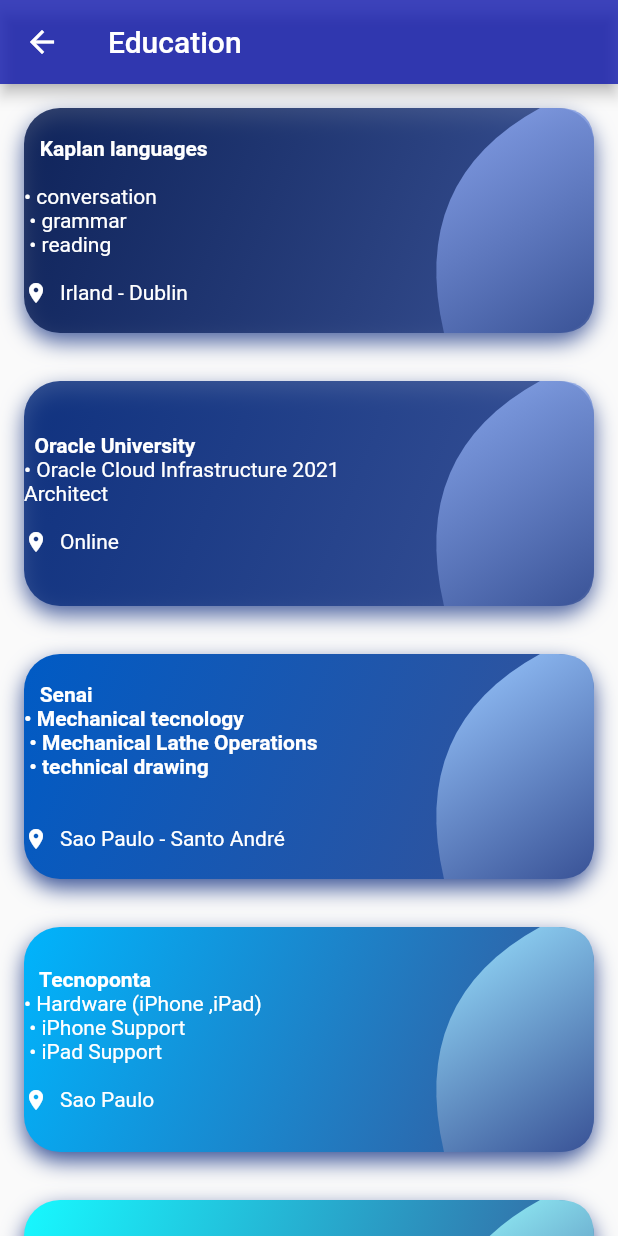
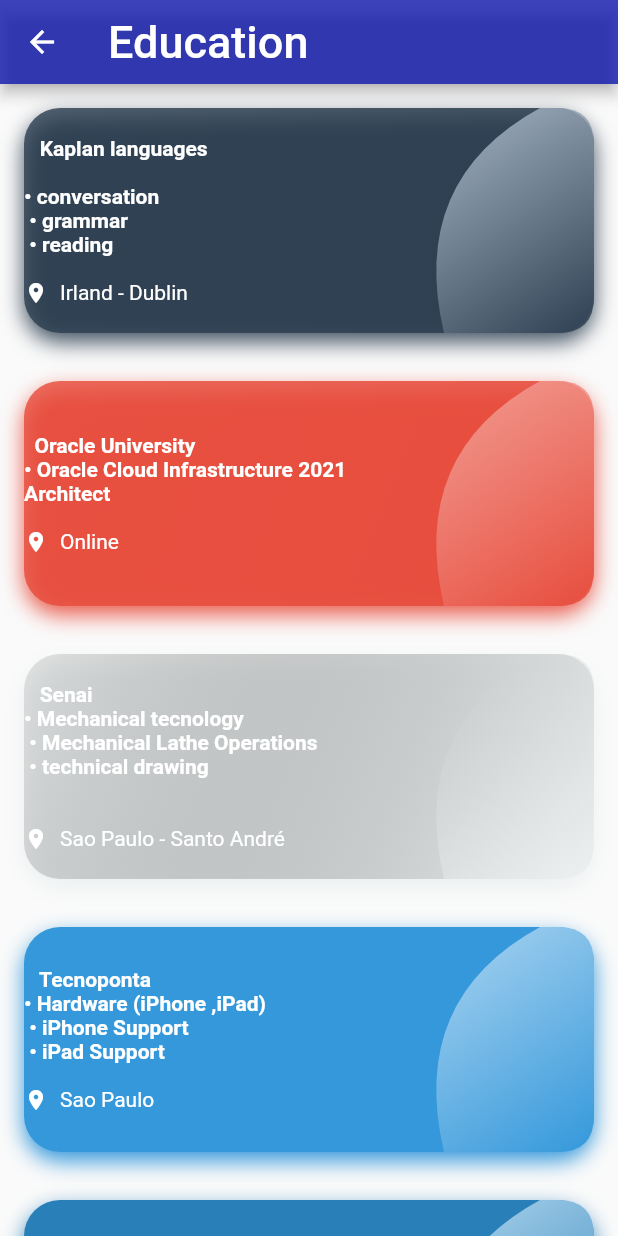
Before and after one commit to vtrsc/e-commerce, a Flutter app: the education screen opened directly, on a phone screen of 412 x 824 dp. Run offline on Flutter 3.47's test engine with Material 2 defaults, Android fonts, the phone set to English and light mode, and no system bars; missing offline and left inert: dart:ffi; Roboto replaces fonts that are missing (Avenir, bold).

Commit message:
upload styles education

```diff
--- a/teste/lib/education.dart
+++ b/teste/lib/education.dart
@@ -59,16 +59,16 @@
   final double _borderRadius = 24;
 
   var items = [
-    PlaceInfo('   Kaplan languages',ui.Color.fromARGB(255, 0, 20, 73).withOpacity(0.8), ui.Color.fromARGB(255, 57, 82, 150).withOpacity(0.9),
+    PlaceInfo('   Kaplan languages',ui.Color.fromARGB(255,44, 62, 80).withOpacity(0.8), ui.Color.fromARGB(255,44, 62, 80).withOpacity(0.9),
         'Irland - Dublin', '  \n• conversation \n • grammar  \n • reading', ),
-        PlaceInfo('  Oracle University',ui.Color.fromARGB(255, 1, 38, 119).withOpacity(0.8), ui.Color.fromARGB(255, 57, 82, 150).withOpacity(0.9),
+        PlaceInfo('  Oracle University',ui.Color.fromARGB(255,231, 76, 60).withOpacity(0.8), ui.Color.fromARGB(255,231, 76, 60).withOpacity(0.9),
         'Online', '• Oracle Cloud Infrastructure 2021 Architect'),
-    PlaceInfo('   Senai  \n• Mechanical tecnology\n • Mechanical Lathe Operations\n • technical drawing', ui.Color.fromARGB(255, 0, 91, 197), ui.Color.fromARGB(255, 57, 82, 150), 'Sao Paulo - Santo André',
+    PlaceInfo('   Senai  \n• Mechanical tecnology\n • Mechanical Lathe Operations\n • technical drawing', ui.Color.fromARGB(39, 93, 95, 95), ui.Color.fromARGB(255,236, 240, 241), 'Sao Paulo - Santo André',
         '' , ),
 
-    PlaceInfo('   Tecnoponta', ui.Color.fromARGB(255, 0, 180, 252), ui.Color.fromARGB(255, 57, 82, 150),
+    PlaceInfo('   Tecnoponta', ui.Color.fromARGB( 255,52, 152, 219), ui.Color.fromARGB( 255,52, 152, 219),
         'Sao Paulo', '• Hardware (iPhone ,iPad)\n • iPhone Support\n • iPad Support '),
-    PlaceInfo(' technologist ',   ui.Color.fromARGB(255, 23, 249, 255), ui.Color.fromARGB(255, 57, 82, 150),
+    PlaceInfo(' technologist ',   ui.Color.fromARGB(255, 41, 128, 185), ui.Color.fromARGB(255, 41, 128, 185),
         'Sao Paulo - Sao Caetano', '• Information Technology Management'),
 
   ];
@@ -77,7 +77,12 @@
   Widget build(BuildContext context) {
     return Scaffold(
       appBar: AppBar(
-        title: Text('Education'),
+        title: Text('Education',
+         style: TextStyle(
+              fontFamily: "bold",
+              fontSize: 30.0,
+            ),
+        ),
 
         backgroundColor:
 
@@ -142,9 +147,9 @@
                               Text(
                                 items[index].category,
                                 style: TextStyle(
-                                  color: Colors.white,
-                                  fontFamily: 'bold',
-                                ),
+                                    color: Colors.white,
+                                    fontFamily: 'bold',
+                                    fontWeight: FontWeight.w700),
                               ),
                               SizedBox(height: 16),
                               Row(
```
